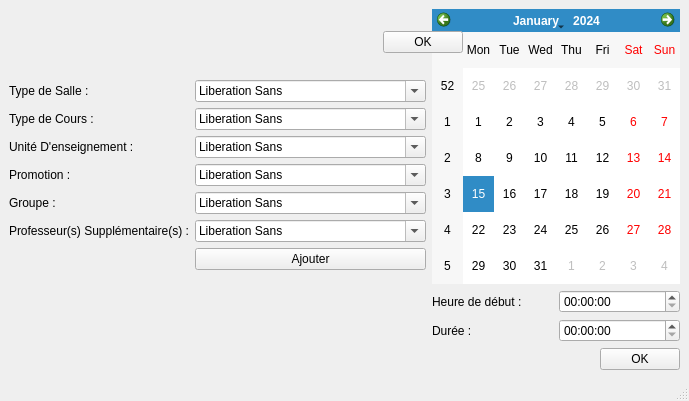
Before: the Qt Designer form creerresevationsalle.ui in GamerBishop/projetENT_GL, drawn with Qt 5.
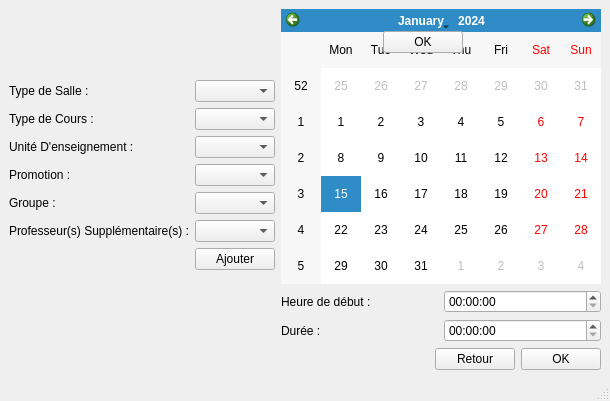
After: the same form once the commit is applied.

Diff of the .ui file:
```diff
--- a/creerresevationsalle.ui
+++ b/creerresevationsalle.ui
@@ -54,12 +54,6 @@
      <layout class="QGridLayout" name="gridLayout_3">
       <item row="0" column="2">
        <layout class="QGridLayout" name="gridLayout_2">
-        <item row="2" column="1">
-         <widget class="QFontComboBox" name="combo_ue"/>
-        </item>
-        <item row="11" column="1">
-         <widget class="QFontComboBox" name="combo_groupe"/>
-        </item>
         <item row="10" column="0">
          <widget class="QLabel" name="label_promotion">
           <property name="text">
@@ -74,9 +68,6 @@
           </property>
          </widget>
         </item>
-        <item row="10" column="1">
-         <widget class="QFontComboBox" name="combo_promotion"/>
-        </item>
         <item row="2" column="0">
          <widget class="QLabel" name="label_ue">
           <property name="text">
@@ -91,12 +82,6 @@
           </property>
          </widget>
         </item>
-        <item row="1" column="1">
-         <widget class="QFontComboBox" name="combo_type_cours"/>
-        </item>
-        <item row="0" column="1">
-         <widget class="QFontComboBox" name="combo_type_salle"/>
-        </item>
         <item row="0" column="0">
          <widget class="QLabel" name="label_type_salle">
           <property name="text">
@@ -104,9 +89,6 @@
           </property>
          </widget>
         </item>
-        <item row="12" column="1">
-         <widget class="QFontComboBox" name="combo_prof_sup"/>
-        </item>
         <item row="12" column="0">
          <widget class="QLabel" name="label_prof_sup">
           <property name="text">
@@ -121,6 +103,24 @@
           </property>
          </widget>
         </item>
+        <item row="0" column="1">
+         <widget class="QComboBox" name="combo_type_salle"/>
+        </item>
+        <item row="1" column="1">
+         <widget class="QComboBox" name="combo_type_cours"/>
+        </item>
+        <item row="2" column="1">
+         <widget class="QComboBox" name="combo_ue"/>
+        </item>
+        <item row="10" column="1">
+         <widget class="QComboBox" name="combo_promo"/>
+        </item>
+        <item row="11" column="1">
+         <widget class="QComboBox" name="combo_groupe"/>
+        </item>
+        <item row="12" column="1">
+         <widget class="QComboBox" name="combo_prof"/>
+        </item>
        </layout>
       </item>
      </layout>
@@ -140,6 +140,13 @@
         </property>
        </spacer>
       </item>
+      <item>
+       <widget class="QPushButton" name="pushButton">
+        <property name="text">
+         <string>Retour</string>
+        </property>
+       </widget>
+      </item>
       <item>
        <widget class="QPushButton" name="butto_ok">
         <property name="text">
```
